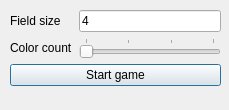
Before: the Qt Designer form second-semester/qt/matrix-memory/optionsdialog.ui in daniilkananenka/bsu-famcs-inf-programming, drawn with Qt 5.
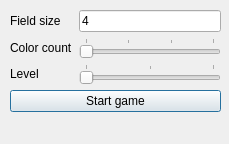
After: the same form once the commit is applied.

Diff of the .ui file:
```diff
--- a/second-semester/qt/matrix-memory/optionsdialog.ui
+++ b/second-semester/qt/matrix-memory/optionsdialog.ui
@@ -7,7 +7,7 @@
     <x>0</x>
     <y>0</y>
     <width>229</width>
-    <height>110</height>
+    <height>144</height>
    </rect>
   </property>
   <property name="windowTitle">
@@ -19,7 +19,7 @@
      <x>10</x>
      <y>10</y>
      <width>211</width>
-     <height>91</height>
+     <height>121</height>
     </rect>
    </property>
    <layout class="QFormLayout" name="formLayout">
@@ -63,13 +63,42 @@
       </property>
      </widget>
     </item>
-    <item row="2" column="0" colspan="2">
+    <item row="3" column="0" colspan="2">
      <widget class="QPushButton" name="generateButton">
       <property name="text">
        <string>Start game</string>
       </property>
      </widget>
     </item>
+    <item row="2" column="1">
+     <widget class="QSlider" name="levelSlider">
+      <property name="minimum">
+       <number>1</number>
+      </property>
+      <property name="maximum">
+       <number>3</number>
+      </property>
+      <property name="value">
+       <number>1</number>
+      </property>
+      <property name="orientation">
+       <enum>Qt::Horizontal</enum>
+      </property>
+      <property name="tickPosition">
+       <enum>QSlider::TicksAbove</enum>
+      </property>
+      <property name="tickInterval">
+       <number>1</number>
+      </property>
+     </widget>
+    </item>
+    <item row="2" column="0">
+     <widget class="QLabel" name="label_3">
+      <property name="text">
+       <string>Level</string>
+      </property>
+     </widget>
+    </item>
    </layout>
   </widget>
  </widget>
```
